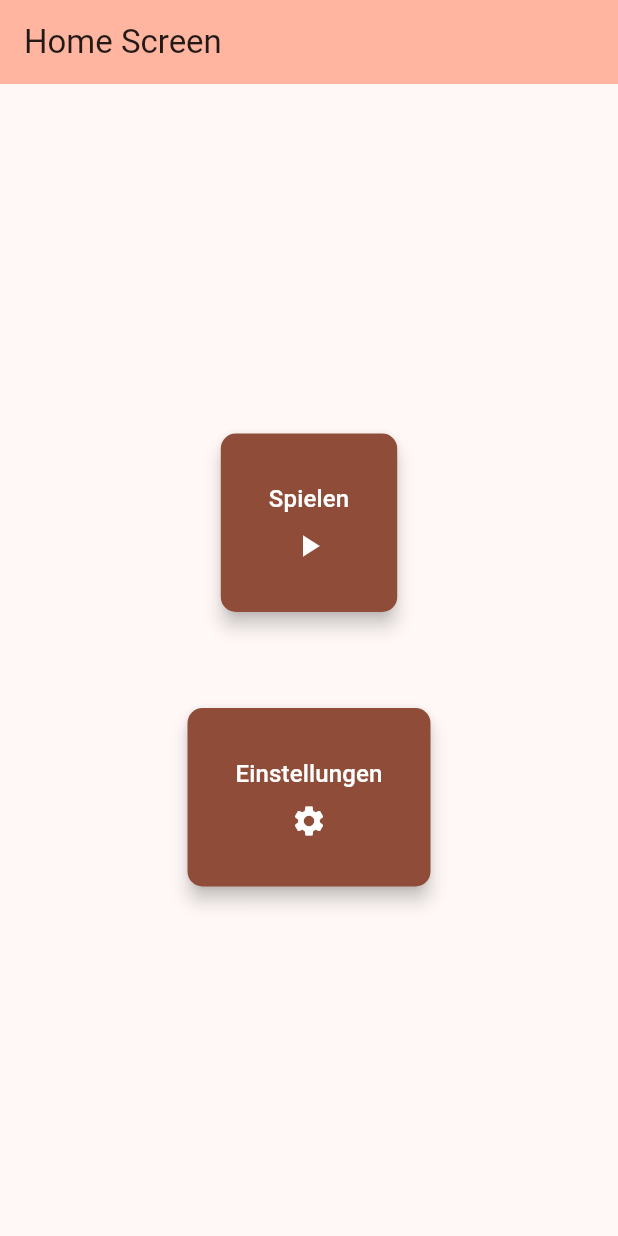
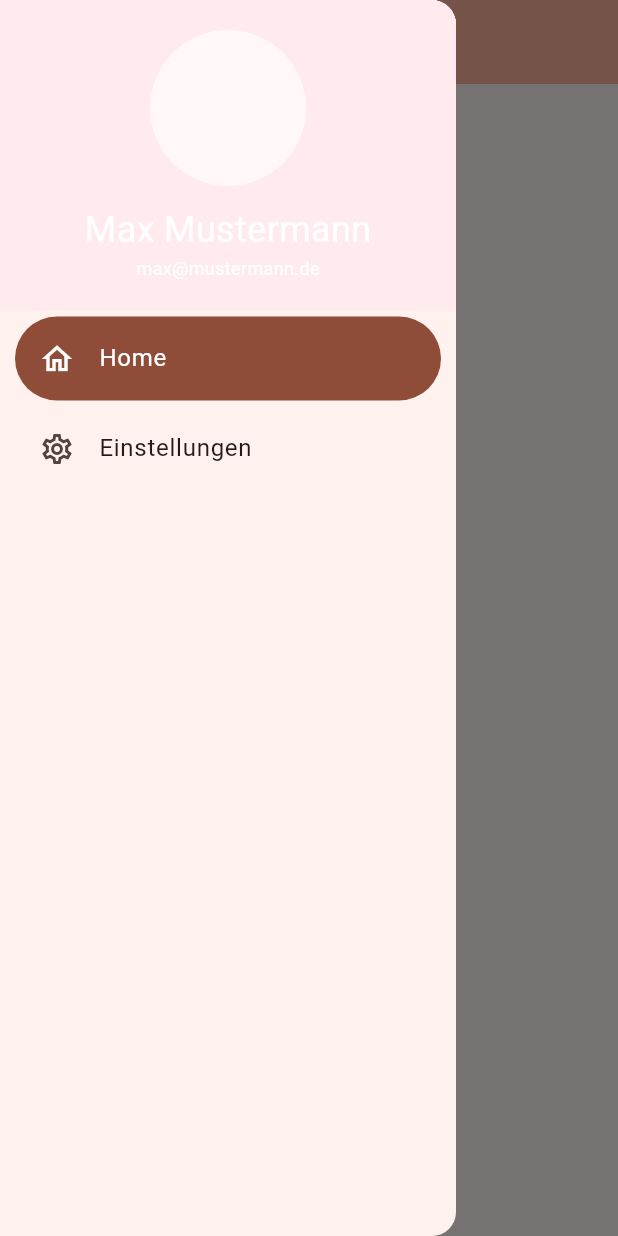
Before and after one commit to jeromehzl/bearwalk, a Flutter app: the screen it shows after launch, with the side drawer open (before the commit the screen has no drawer), on a phone screen of 412 x 824 dp. Run offline on Flutter 3.47's test engine with Material 3 defaults, Android fonts, the phone set to English and light mode, and no system bars.

Commit message:
Implemented Navigation Drawer

```diff
--- a/lib/main.dart
+++ b/lib/main.dart
@@ -1,5 +1,7 @@
+import 'package:bearwalk/providers/drawer_provider.dart';
 import 'package:bearwalk/screens/home_screen.dart';
 import 'package:flutter/material.dart';
+import 'package:provider/provider.dart';
 
 void main() {
   runApp(const MyApp());
@@ -11,13 +13,18 @@ class MyApp extends StatelessWidget {
   // This widget is the root of your application.
   @override
   Widget build(BuildContext context) {
-    return MaterialApp(
-      title: 'Flutter Demo',
-      theme: ThemeData(
-        colorScheme: ColorScheme.fromSeed(seedColor: Colors.deepOrange),
-        useMaterial3: true,
+    return MultiProvider(
+      providers: [
+        ChangeNotifierProvider(create: (_) => DrawerProvider()),
+      ],
+      child: MaterialApp(
+        title: 'BearWalk',
+        theme: ThemeData(
+          colorScheme: ColorScheme.fromSeed(seedColor: Colors.deepOrange),
+          useMaterial3: true,
+        ),
+        home: const HomeScreen(),
       ),
-      home: const HomeScreen(),
     );
   }
 }
--- /dev/null
+++ b/lib/providers/drawer_provider.dart
@@ -0,0 +1,16 @@
+import 'package:bearwalk/providers/settings_provider.dart';
+import 'package:flutter/material.dart';
+
+import '../screens/home_screen.dart';
+
+class DrawerProvider extends ChangeNotifier {
+  String _selectedDrawerScreen = 'Home';
+
+  String get selectedDrawerScreen => _selectedDrawerScreen;
+
+  void changeSelectedDrawerScreen(String newSelectedDrawerScreen) {
+    _selectedDrawerScreen = newSelectedDrawerScreen;
+    notifyListeners();
+  }
+
+}
--- a/lib/screens/home_screen.dart
+++ b/lib/screens/home_screen.dart
@@ -1,6 +1,7 @@
 import 'package:bearwalk/utils/ColorHelper.dart';
-import 'package:bearwalk/utils/my_snackbars.dart';
+import 'package:bearwalk/widgets/my_snackbars.dart';
 import 'package:bearwalk/widgets/large_icon_button.dart';
+import 'package:bearwalk/widgets/navigation_drawer.dart';
 import 'package:flutter/material.dart';
 
 class HomeScreen extends StatefulWidget {
@@ -18,6 +19,7 @@ class _HomeScreenState extends State<HomeScreen> {
         backgroundColor: ColorHelper.inversePrimary(context),
         title: const Text('Home Screen'),
       ),
+      drawer: const MyNavigationDrawer(),
       body: Row(
         mainAxisAlignment: MainAxisAlignment.center,
         children: [
@@ -28,15 +30,17 @@ class _HomeScreenState extends State<HomeScreen> {
               MyLargeIconButton(
                 text: 'Spielen',
                 icon: Icons.play_arrow,
+                size: const Size(100, 50),
                 onPressed: () {
                   showAwesomeSnackbar(
                       context, "Spielen gedrückt", Colors.green, Icons.check, durationInSeconds: 1);
                 },
               ),
-              const SizedBox(height: 64),
+              const SizedBox(height: 128),
               MyLargeIconButton(
                 text: 'Einstellungen',
                 icon: Icons.settings,
+                size: const Size(100, 50),
                 onPressed: () {
                   showAwesomeSnackbar(
                       context, "Einstellungen gedrückt", Colors.green, Icons.check, durationInSeconds: 1);
--- a/lib/screens/settings_screen.dart
+++ b/lib/screens/settings_screen.dart
@@ -0,0 +1,24 @@
+import 'package:flutter/material.dart';
+
+import '../utils/ColorHelper.dart';
+import '../widgets/large_icon_button.dart';
+import '../widgets/my_snackbars.dart';
+import '../widgets/navigation_drawer.dart';
+
+class SettingsScreen extends StatelessWidget {
+  const SettingsScreen({super.key});
+
+  @override
+  Widget build(BuildContext context) {
+    return Scaffold(
+      appBar: AppBar(
+        backgroundColor: ColorHelper.inversePrimary(context),
+        title: const Text('Einstellungen'),
+      ),
+      drawer: const MyNavigationDrawer(),
+      body: const Center(
+        child: Text("Hier stehen bald krasse Einstellungen"),
+      ),
+    );
+  }
+}
--- /dev/null
+++ b/lib/widgets/NavigationDrawer_item.dart
@@ -0,0 +1,50 @@
+import 'dart:async';
+
+import 'package:flutter/material.dart';
+import 'package:provider/provider.dart';
+
+import '../providers/drawer_provider.dart';
+
+class NavigationDrawerItem extends StatefulWidget {
+  final Icon icon;
+  final Text title;
+  final VoidCallback onTap;
+
+  const NavigationDrawerItem(
+      {Key? key,
+      required this.icon,
+      required this.title,
+      required this.onTap})
+      : super(key: key);
+
+  @override
+  State<NavigationDrawerItem> createState() => _NavigationDrawerItemState();
+}
+
+class _NavigationDrawerItemState extends State<NavigationDrawerItem> {
+  @override
+  Widget build(BuildContext context) {
+    final drawerProvider = Provider.of<DrawerProvider>(context);
+
+    String selectedTile = drawerProvider.selectedDrawerScreen;
+
+    return Container(
+      padding: const EdgeInsets.symmetric(horizontal: 10),
+      child: ListTile(
+        shape: RoundedRectangleBorder(
+          // side: const BorderSide(color: Colors.black, width: 1),
+          borderRadius: BorderRadius.circular(100),
+        ),
+        selected: (selectedTile == widget.title.data) ? true : false,
+        selectedTileColor: Theme.of(context).colorScheme.primary,
+        selectedColor: Colors.white,
+        leading: widget.icon,
+        title: widget.title,
+        onTap: () {
+          widget.onTap();
+          drawerProvider.changeSelectedDrawerScreen(widget.title.data!);
+        },
+      ),
+    );
+  }
+}
--- a/lib/widgets/large_icon_button.dart
+++ b/lib/widgets/large_icon_button.dart
@@ -1,18 +1,18 @@
 import 'package:flutter/material.dart';
-
 import '../utils/ColorHelper.dart';
 
 class MyLargeIconButton extends StatelessWidget {
-  final String text; // Parameter für den Button-Text
-  final IconData icon; // Parameter für das Icon
+  final String text;
+  final IconData icon;
   final VoidCallback onPressed;
+  final Size? size; // Optionaler Parameter für die Größe
 
-  // Konstruktor, der den Text und das Icon von außen entgegennimmt
   const MyLargeIconButton({
     super.key,
     required this.text,
     required this.icon,
     required this.onPressed,
+    this.size, // Optionaler Parameter im Konstruktor
   });
 
   @override
@@ -28,6 +28,12 @@ class MyLargeIconButton extends StatelessWidget {
         elevation: 5,
       ),
       onPressed: onPressed,
+      child: ConstrainedBox(
+        constraints: BoxConstraints(
+          minWidth: size?.width ?? 0, // Mindestbreite auf 0 setzen, wenn keine Größe angegeben wird
+          minHeight: size?.height ?? 0, // Mindesthöhe auf 0 setzen, wenn keine Größe angegeben wird
+        ),
+        child: IntrinsicWidth( // Stellt sicher, dass der Button nicht breiter als nötig ist
           child: Column(
             mainAxisSize: MainAxisSize.min,
             children: <Widget>[
@@ -44,6 +50,8 @@ class MyLargeIconButton extends StatelessWidget {
               ),
             ],
           ),
+        ),
+      ),
     );
   }
 }
--- a/lib/widgets/navigation_drawer.dart
+++ b/lib/widgets/navigation_drawer.dart
@@ -0,0 +1,88 @@
+import 'package:flutter/material.dart';
+import 'package:provider/provider.dart';
+
+import '../providers/drawer_provider.dart';
+import '../screens/home_screen.dart';
+import '../screens/settings_screen.dart';
+import 'NavigationDrawer_item.dart';
+
+class MyNavigationDrawer extends StatelessWidget {
+  const MyNavigationDrawer({Key? key}) : super(key: key);
+
+  @override
+  Widget build(BuildContext context) => Drawer(
+        child: SingleChildScrollView(
+            child: Column(
+          crossAxisAlignment: CrossAxisAlignment.stretch,
+          children: <Widget>[buildHeader(context), buildMenuItems(context)],
+        )),
+      );
+
+  Widget buildHeader(BuildContext context) {
+    final drawerProvider = Provider.of<DrawerProvider>(context);
+
+    return Material(
+      color: Colors.red[50],
+      child: InkWell(
+        onTap: () {
+          drawerProvider.changeSelectedDrawerScreen('Profil');
+
+          // drawerProvider.navigateToPage(0);
+          Navigator.pop(context);
+        },
+        child: Container(
+          padding: EdgeInsets.only(
+              top: 20 + MediaQuery.of(context).padding.top, bottom: 20),
+          child: const Column(
+            children: [
+              CircleAvatar(
+                radius: 52,
+                backgroundColor: Colors.white60,
+              ),
+              SizedBox(
+                height: 12,
+              ),
+              Text(
+                'Max Mustermann',
+                style: TextStyle(fontSize: 24, color: Colors.white),
+              ),
+              Text(
+                'max@mustermann.de',
+                style: TextStyle(fontSize: 12, color: Colors.white),
+              ),
+            ],
+          ),
+        ),
+      ),
+    );
+  }
+
+  Widget buildMenuItems(BuildContext context) {
+    final drawerProvider = Provider.of<DrawerProvider>(context);
+
+    return Padding(
+      padding: const EdgeInsets.fromLTRB(0, 4, 0, 0),
+      child: Wrap(
+        runSpacing: 4,
+        children: [
+          NavigationDrawerItem(
+            icon: const Icon(Icons.home_outlined),
+            title: const Text('Home'),
+            onTap: () {
+              Navigator.of(context).pushReplacement(
+                  MaterialPageRoute(builder: (context) => const HomeScreen()));
+            },
+          ),
+          NavigationDrawerItem(
+            icon: const Icon(Icons.settings_outlined),
+            title: const Text('Einstellungen'),
+            onTap: () {
+              Navigator.of(context).pushReplacement(MaterialPageRoute(
+                  builder: (context) => const SettingsScreen()));
+            },
+          ),
+        ],
+      ),
+    );
+  }
+}
--- a/pubspec.yaml
+++ b/pubspec.yaml
@@ -35,6 +35,7 @@ dependencies:
   # The following adds the Cupertino Icons font to your application.
   # Use with the CupertinoIcons class for iOS style icons.
   cupertino_icons: ^1.0.2
+  provider: ^6.1.1
 
 dev_dependencies:
   flutter_test:
```
Also changed, not shown: lib/providers/settings_provider.dart (line endings or trailing spaces), lib/widgets/my_snackbars.dart (renamed from lib/utils/my_snackbars.dart), pubspec.lock. Lines whose indentation alone changed are shown as unchanged.
